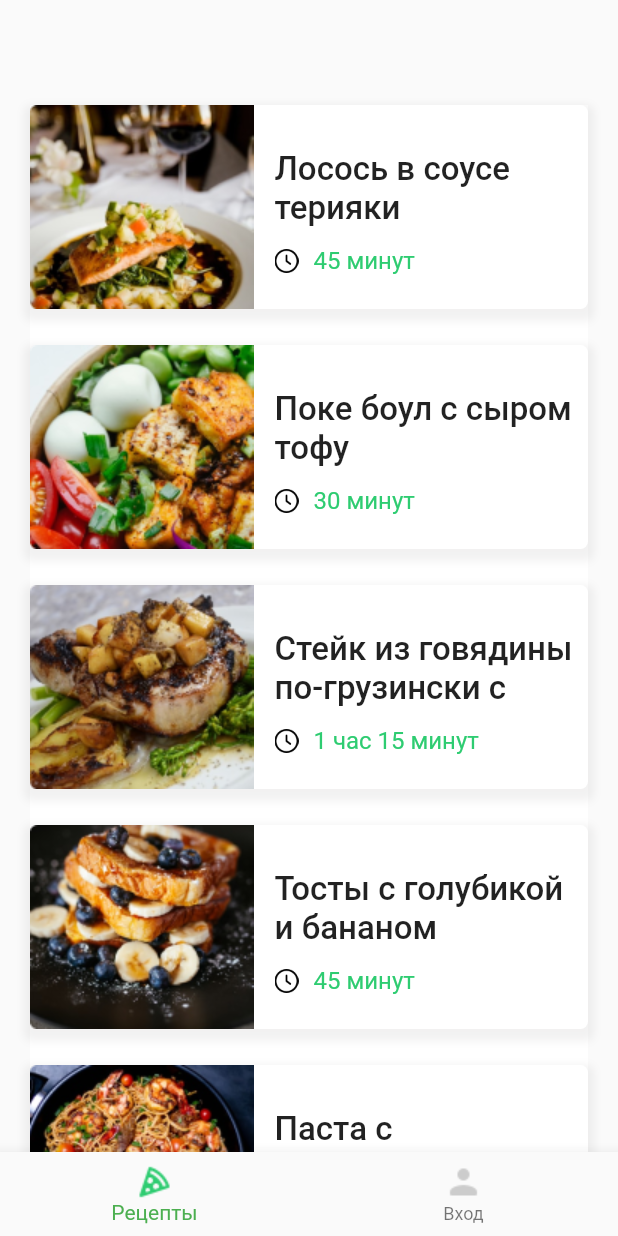
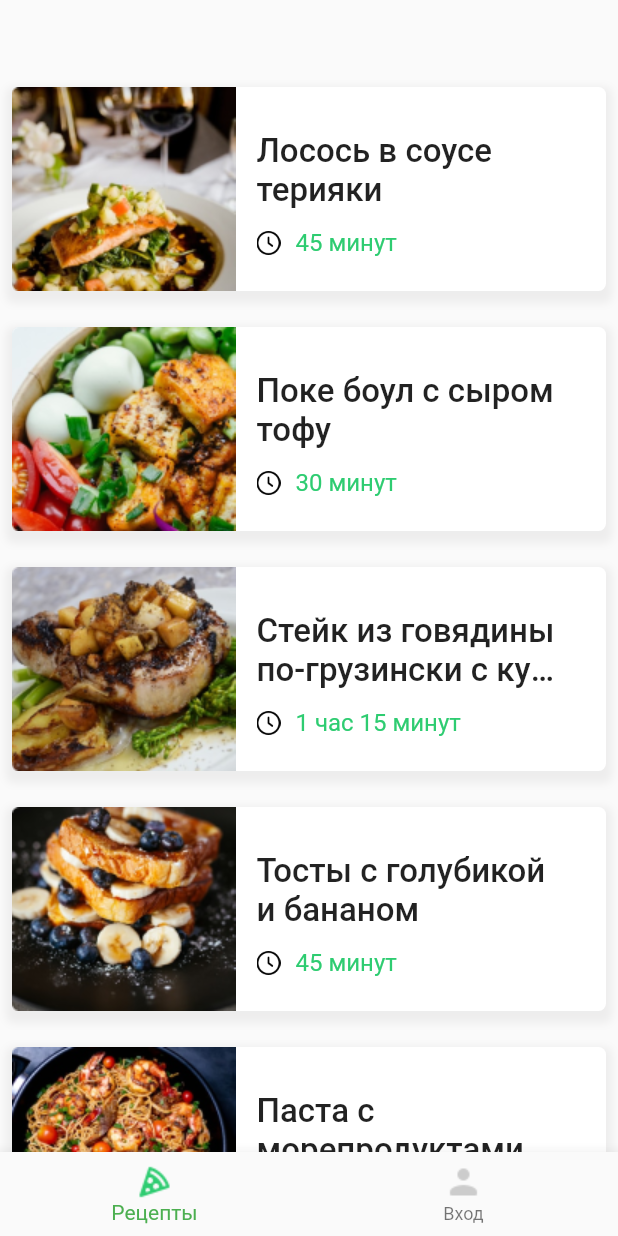
Before and after one commit to pasterhaishi/natalya_vorotnikova_hw_02, a Flutter app: the screen it shows after launch, on a phone screen of 412 x 824 dp. Run offline on Flutter 3.47's test engine with Material 2 defaults, Android fonts, the phone set to English and light mode, and no system bars; project files that could hold a hidden picture were left out.

Commit message:
Commit-2
Работа над ошибками

```diff
--- a/lib/colors.dart
+++ b/lib/colors.dart
@@ -1,8 +1,8 @@
 import 'package:flutter/material.dart';
 
 class AppColors {
-  static const PRIMARY_BLACK = Color(0xFF000000);
-  static const PRIMARY_GREEN = Color(0xFF2ECC71);
-  static const PRIMARY_GREY = Color(0xFFF0EEEE);
-  static const SHADOW = Color(0x20959292);
+  static const primaryBlack = Color(0xFF000000);
+  static const primaryGreen = Color(0xFF2ECC71);
+  static const primaryGray = Color(0xFFF0EEEE);
+  static const shadow = Color(0x20959292);
 }
--- a/lib/widget_spisok.dart
+++ b/lib/widget_spisok.dart
@@ -7,18 +7,18 @@ class MySpisok extends StatelessWidget {
   // This widget is the root of your application.
   @override
   Widget build(BuildContext context) {
-    return MaterialApp(
-      home: const MyHomePage(title: 'Flutter Demo Home Page'),
+    return const MaterialApp(
+      home: MyHomePage(title: 'Flutter Demo Home Page'),
     );
   }
 }
 
-class DataOfRecipe {
+class Recipe {
   String imagePath = '';
   String nameRecipe = '';
   String timeCoocking = '';
 
-  DataOfRecipe(this.imagePath, this.nameRecipe, this.timeCoocking);
+  Recipe(this.imagePath, this.nameRecipe, this.timeCoocking);
 }
 
 class MyHomePage extends StatefulWidget {
@@ -31,31 +31,32 @@ class MyHomePage extends StatefulWidget {
 }
 
 class _MyHomePageState extends State<MyHomePage> {
-  List<DataOfRecipe> dataRecipes = [
-    DataOfRecipe('assets/images/01.png', 'Лосось в соусе терияки', '45 минут'),
-    DataOfRecipe('assets/images/02.png', 'Поке боул с сыром тофу', '30 минут'),
-    DataOfRecipe('assets/images/03.png',
-        'Стейк из говядины по-грузински с кукурузой', '1 час 15 минут'),
-    DataOfRecipe(
-        'assets/images/04.png', 'Тосты с голубикой и бананом', '45 минут'),
-    DataOfRecipe('assets/images/05.png', 'Паста с морепродуктами', '25 минут'),
-    DataOfRecipe('assets/images/06.png', 'Бургер с двумя котлетами', '1 час'),
-    DataOfRecipe(
-        'assets/images/07.png', 'Пицца Маргарита домашняя', '25 минут'),
+  List<Recipe> dataRecipes = [
+    Recipe('assets/images/01.png', 'Лосось в соусе терияки', '45 минут'),
+    Recipe('assets/images/02.png', 'Поке боул с сыром тофу', '30 минут'),
+    Recipe('assets/images/03.png', 'Стейк из говядины по-грузински с кукурузой',
+        '1 час 15 минут'),
+    Recipe('assets/images/04.png', 'Тосты с голубикой и бананом', '45 минут'),
+    Recipe('assets/images/05.png', 'Паста с морепродуктами', '25 минут'),
+    Recipe('assets/images/06.png', 'Бургер с двумя котлетами', '1 час'),
+    Recipe('assets/images/07.png', 'Пицца Маргарита домашняя', '25 минут'),
   ];
   _MyHomePageState();
 
   @override
   Widget build(BuildContext context) {
     return Scaffold(
-      body: Center(
-        child: ListView(
-          padding: const EdgeInsets.all(20),
-          children: <Widget>[
-            SizedBox(height: 50),
-            _Spisok_recipes(dataOfRecipe: dataRecipes),
-          ],
-        ),
+      body: Padding(
+        padding: const EdgeInsets.fromLTRB(0, 50, 0, 0),
+        child: ListView.builder(
+            padding: const EdgeInsets.all(8),
+            itemCount: dataRecipes.length,
+            itemBuilder: (BuildContext context, int index) {
+              return Padding(
+                padding: const EdgeInsets.fromLTRB(0, 0, 0, 24),
+                child: _CardOfRecipe(data: dataRecipes[index]),
+              );
+            }),
       ),
       bottomNavigationBar: BottomNavigationBar(
         currentIndex: 0,
@@ -73,29 +74,9 @@ class _MyHomePageState extends State<MyHomePage> {
   }
 }
 
-class _Spisok_recipes extends StatelessWidget {
-  final List<DataOfRecipe> dataOfRecipe;
-  const _Spisok_recipes({
-    Key? key,
-    required this.dataOfRecipe,
-  }) : super(key: key);
-
-  @override
-  Widget build(BuildContext context) {
-    return Container(
-      color: Colors.white,
-      width: double.infinity,
-      child: Column(
-        children:
-            dataOfRecipe.map((data) => _Card_of_recipe(data: data)).toList(),
-      ),
-    );
-  }
-}
-
-class _Card_of_recipe extends StatelessWidget {
-  final DataOfRecipe data;
-  const _Card_of_recipe({
+class _CardOfRecipe extends StatelessWidget {
+  final Recipe data;
+  const _CardOfRecipe({
     Key? key,
     required this.data,
   }) : super(key: key);
@@ -103,13 +84,12 @@ class _Card_of_recipe extends StatelessWidget {
   @override
   Widget build(BuildContext context) {
     return Container(
-      margin: EdgeInsets.fromLTRB(0, 0, 0, 24),
       decoration: BoxDecoration(
           color: Colors.white,
           borderRadius: BorderRadius.circular(5),
-          boxShadow: [
+          boxShadow: const [
             BoxShadow(
-              color: AppColors.SHADOW,
+              color: AppColors.shadow,
               blurRadius: 4.0,
               spreadRadius: 4.0,
               offset: Offset(0, 4),
@@ -118,7 +98,7 @@ class _Card_of_recipe extends StatelessWidget {
       height: 136,
       child: Expanded(
         child: Row(children: [
-          Container(
+          SizedBox(
             width: 149,
             height: 136,
             child: Image.asset(data.imagePath),
@@ -127,19 +107,21 @@ class _Card_of_recipe extends StatelessWidget {
             padding: const EdgeInsets.fromLTRB(14, 30, 0, 0),
             child: Column(
               children: [
-                Container(
+                SizedBox(
                   width: 208,
                   height: 52,
                   child: Text(data.nameRecipe,
-                      style: TextStyle(
+                      style: const TextStyle(
                           fontFamily: 'Roboto',
                           fontWeight: FontWeight.w500,
-                          fontSize: 22)),
+                          fontSize: 22),
+                      overflow: TextOverflow.ellipsis,
+                      maxLines: 2),
+                ),
+                const SizedBox(
+                  height: 12,
                 ),
                 SizedBox(
-                  height: 12,
-                ),
-                Container(
                   width: 208,
                   height: 20,
                   child: Row(
@@ -149,15 +131,16 @@ class _Card_of_recipe extends StatelessWidget {
                         width: 16,
                         height: 16,
                       ),
-                      SizedBox(
+                      const SizedBox(
                         width: 10,
                       ),
                       Text(data.timeCoocking,
-                          style: TextStyle(
+                          style: const TextStyle(
                               fontFamily: 'Roboto',
                               fontWeight: FontWeight.w400,
                               fontSize: 16,
-                              color: AppColors.PRIMARY_GREEN))
+                              color: AppColors.primaryGreen),
+                          overflow: TextOverflow.ellipsis)
                     ],
                   ),
                 )
```
Also changed, not shown: 1 other file.
